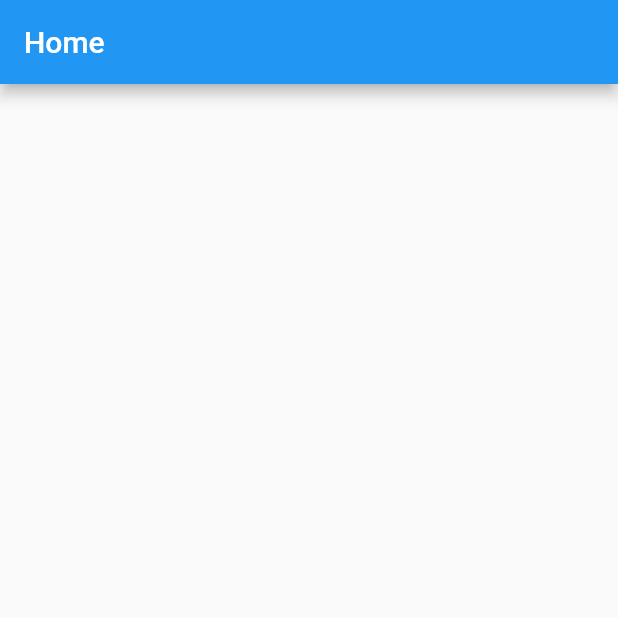
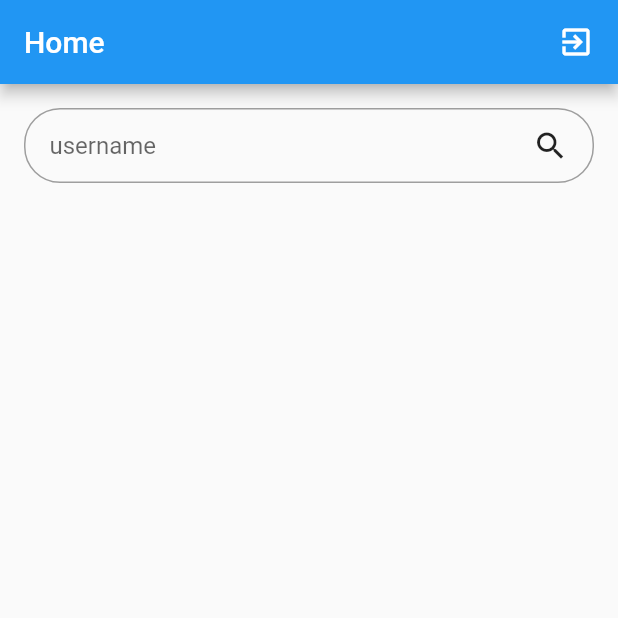
Before and after one commit to MinevichAndrei/flutter-chat, a Flutter app: the Home screen opened directly, on a phone screen of 412 x 824 dp, the top half of it. Run offline on Flutter 3.47's test engine with Material 2 defaults, Android fonts, the phone set to English and light mode, and no system bars; our stand-ins replace cloud_firestore, firebase_auth, firebase_core, google_sign_in, shared_preferences; accounts and stored records are empty.

Commit message:
Create chat home screen

```diff
--- a/lib/services/auth.dart
+++ b/lib/services/auth.dart
@@ -5,6 +5,7 @@ import 'package:flutter_chat/helper_functions/shared_preferences_helper.dart';
 import 'package:flutter_chat/services/database.dart';
 import 'package:flutter_chat/views/home.dart';
 import 'package:google_sign_in/google_sign_in.dart';
+import 'package:shared_preferences/shared_preferences.dart';
 
 class AuthMethods {
   final FirebaseAuth auth = FirebaseAuth.instance;
@@ -47,4 +48,10 @@ class AuthMethods {
           context, MaterialPageRoute(builder: (context) => Home()));
     });
   }
+
+  Future signOut() async {
+    SharedPreferences prefs = await SharedPreferences.getInstance();
+    prefs.clear();
+    await auth.signOut();
+  }
 }
--- a/lib/views/home.dart
+++ b/lib/views/home.dart
@@ -1,4 +1,6 @@
 import 'package:flutter/material.dart';
+import 'package:flutter_chat/services/auth.dart';
+import 'package:flutter_chat/views/sign_in.dart';
 
 class Home extends StatefulWidget {
   const Home({Key? key}) : super(key: key);
@@ -8,11 +10,84 @@ class Home extends StatefulWidget {
 }
 
 class _HomeState extends State<Home> {
+  bool isSearhing = false;
+  TextEditingController searchUserNameEditingController =
+      TextEditingController();
   @override
   Widget build(BuildContext context) {
     return Scaffold(
       appBar: AppBar(
         title: Text("Home"),
+        actions: [
+          InkWell(
+            onTap: () {
+              AuthMethods().signOut().then((s) {
+                Navigator.pushReplacement(
+                    context, MaterialPageRoute(builder: (context) => SignIn()));
+              });
+            },
+            child: Container(
+              padding: EdgeInsets.symmetric(horizontal: 16),
+              child: Icon(Icons.exit_to_app),
+            ),
+          )
+        ],
+      ),
+      body: Container(
+        margin: EdgeInsets.symmetric(horizontal: 16),
+        child: Column(
+          children: [
+            Row(
+              children: [
+                isSearhing
+                    ? GestureDetector(
+                        onTap: () {
+                          isSearhing = false;
+                          searchUserNameEditingController.text = "";
+                          setState(() {});
+                        },
+                        child: Padding(
+                          child: Icon(Icons.arrow_back),
+                          padding: EdgeInsets.only(right: 12),
+                        ),
+                      )
+                    : Container(),
+                Expanded(
+                  child: Container(
+                    margin: EdgeInsets.symmetric(vertical: 16),
+                    padding: EdgeInsets.symmetric(horizontal: 16),
+                    decoration: BoxDecoration(
+                      border: Border.all(
+                          color: Colors.grey,
+                          width: 1.0,
+                          style: BorderStyle.solid),
+                      borderRadius: BorderRadius.circular(24),
+                    ),
+                    child: Row(
+                      children: [
+                        Expanded(
+                            child: TextField(
+                          controller: searchUserNameEditingController,
+                          decoration: InputDecoration(
+                            border: InputBorder.none,
+                            hintText: 'username',
+                          ),
+                        )),
+                        GestureDetector(
+                          onTap: () {
+                            isSearhing = true;
+                            setState(() {});
+                          },
+                          child: Icon(Icons.search),
+                        ),
+                      ],
+                    ),
+                  ),
+                ),
+              ],
+            ),
+          ],
+        ),
       ),
     );
   }
```
